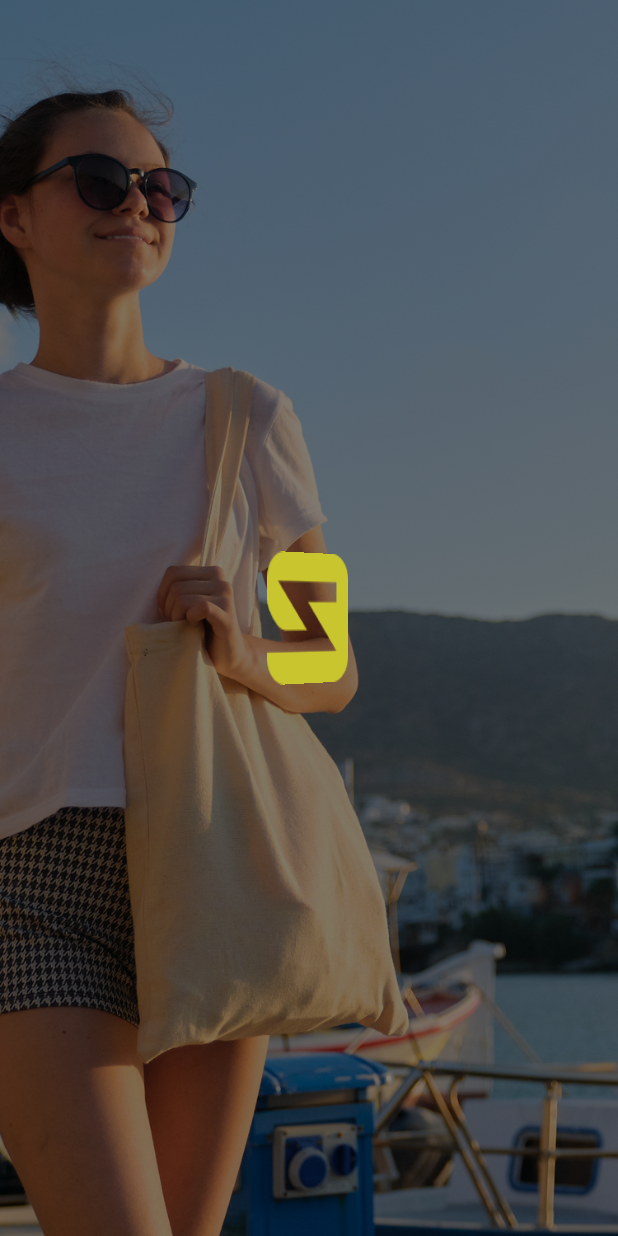
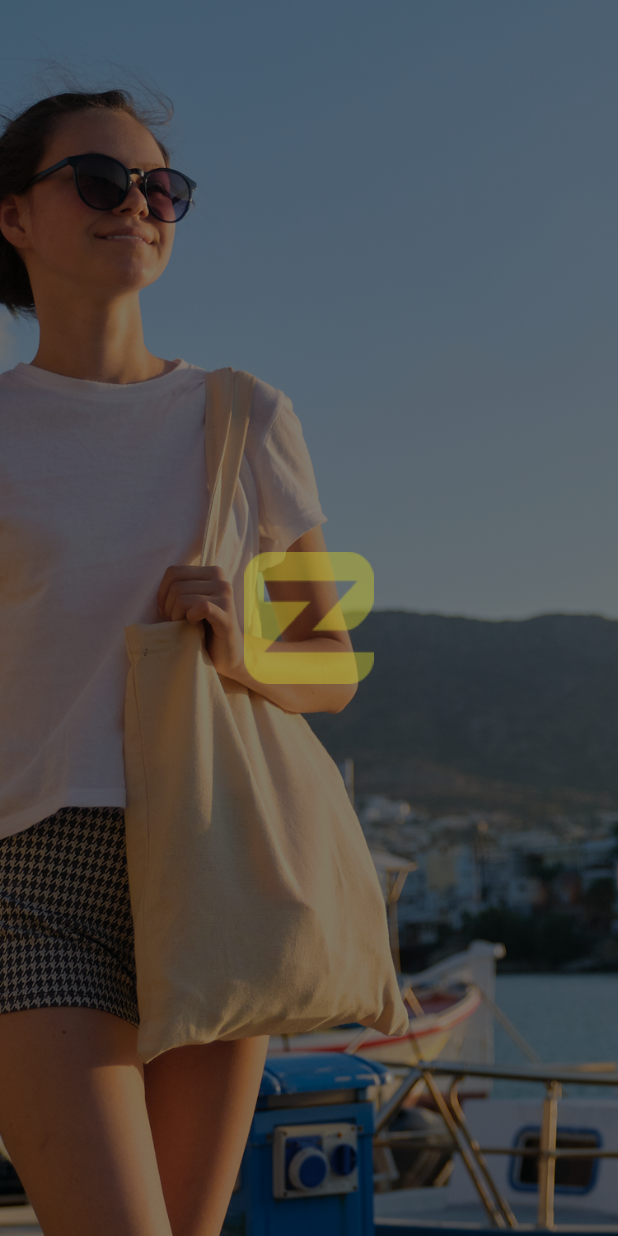
Before and after one commit to Mostafaghozy/fashion_App, a Flutter app: the MainScreen screen opened directly, on a phone screen of 412 x 824 dp. Run offline on Flutter 3.47's test engine with Material 3 defaults, Android fonts, the phone set to English and light mode, and no system bars; our stand-ins replace google_sign_in.

Commit message:
theme_app

```diff
--- a/lib/Ui/screens/mainScreen.dart
+++ b/lib/Ui/screens/mainScreen.dart
@@ -1,5 +1,4 @@
-import 'dart:math' as math;
-
+import 'package:e_commerce/Ui/screens/authScreen.dart';
 import 'package:e_commerce/Ui/widgets/imageCustom.dart';
 import 'package:flutter/material.dart';
 
@@ -13,7 +12,8 @@ class MainScreen extends StatefulWidget {
 class _MainScreenState extends State<MainScreen>
     with SingleTickerProviderStateMixin {
   late final AnimationController _controller;
-  late final Animation<double> _animation;
+  late final Animation<double> _scaleAnim;
+  late final Animation<double> _fadeAnim;
 
   @override
   void initState() {
@@ -23,14 +23,42 @@ class _MainScreenState extends State<MainScreen>
       duration: const Duration(seconds: 3),
     );
 
-    // animate from 0 to pi (180deg) and back -> a flipping effect
-    _animation = Tween<double>(
+    _scaleAnim = Tween<double>(
+      begin: 0.8,
+      end: 1.0,
+    ).animate(CurvedAnimation(parent: _controller, curve: Curves.easeOutBack));
+    _fadeAnim = Tween<double>(
       begin: 0.0,
-      end: math.pi,
-    ).animate(CurvedAnimation(parent: _controller, curve: Curves.easeInOut));
+      end: 1.0,
+    ).animate(CurvedAnimation(parent: _controller, curve: Curves.easeIn));
 
-    // Repeat animation back and forth
-    _controller.repeat(reverse: true);
+    _controller.forward().whenComplete(() {
+      if (!mounted) return;
+      Navigator.of(context).pushReplacement(
+        PageRouteBuilder(
+          transitionDuration: const Duration(milliseconds: 600),
+          pageBuilder: (context, animation, secondaryAnimation) =>
+              const AuthScreen(),
+          transitionsBuilder: (context, animation, secondaryAnimation, child) {
+            final fade = CurvedAnimation(
+              parent: animation,
+              curve: Curves.easeIn,
+            );
+            final slide =
+                Tween<Offset>(
+                  begin: const Offset(0, 0.08),
+                  end: Offset.zero,
+                ).animate(
+                  CurvedAnimation(parent: animation, curve: Curves.easeOut),
+                );
+            return FadeTransition(
+              opacity: fade,
+              child: SlideTransition(position: slide, child: child),
+            );
+          },
+        ),
+      );
+    });
   }
 
   @override
@@ -48,17 +76,11 @@ class _MainScreenState extends State<MainScreen>
           Container(color: Colors.black.withOpacity(0.5)),
           Center(
             child: AnimatedBuilder(
-              animation: _animation,
+              animation: _controller,
               builder: (context, child) {
-                // add a small perspective
-                final transform = Matrix4.identity()
-                  ..setEntry(3, 2, 0.001)
-                  ..rotateY(_animation.value);
-
-                return Transform(
-                  transform: transform,
-                  alignment: Alignment.center,
-                  child: child,
+                return Opacity(
+                  opacity: _fadeAnim.value,
+                  child: Transform.scale(scale: _scaleAnim.value, child: child),
                 );
               },
               child: Image.asset("assets/logo.png", width: 140, height: 140),
--- /dev/null
+++ b/lib/theme.dart
@@ -0,0 +1,24 @@
+import 'package:flutter/material.dart';
+
+class AppThemes {
+  static ThemeData light = ThemeData(
+    brightness: Brightness.light,
+    primarySwatch: Colors.yellow,
+    fontFamily: 'Jost',
+  );
+
+  static ThemeData dark = ThemeData(
+    brightness: Brightness.dark,
+    scaffoldBackgroundColor: Colors.grey[900],
+    primaryColor: Colors.yellow,
+    colorScheme: const ColorScheme.dark(
+      primary: Colors.yellow,
+      onPrimary: Colors.black,
+      secondary: Colors.white,
+    ),
+    textTheme: const TextTheme(
+      titleLarge: TextStyle(fontFamily: 'Jost', color: Colors.white),
+      bodyMedium: TextStyle(fontFamily: 'Jost', color: Colors.white),
+    ),
+  );
+}
```
Also changed, not shown: lib/Ui/screens/authScreen.dart (+14 -2 lines), lib/Ui/screens/loginScreen.dart (+7 -1 lines), lib/Ui/screens/signup.dart (+11 -4 lines), lib/main.dart (+5 -20 lines).
